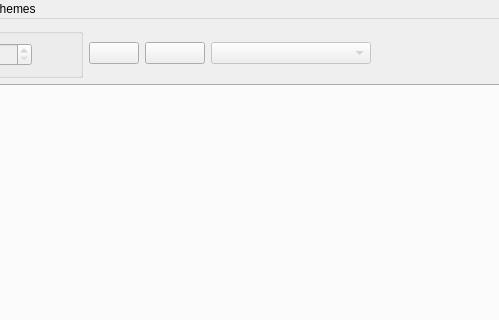
Qt form src/cfclient/ui/main.ui (cafeciaojoe/crazyflie-clients-python) before a commit; both pictures show x 328 to 827 and y 0 to 320 of the 1287 by 671 pixel window.
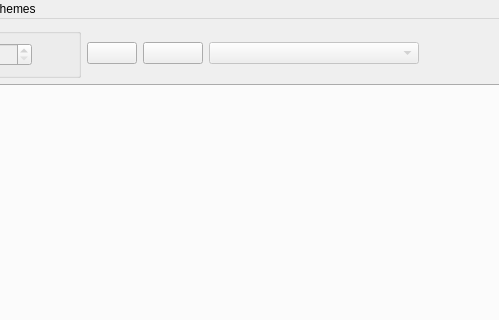
The same form after that commit. Custom widgets are drawn as their Qt base class.

Diff of the .ui file:
```diff
--- a/src/cfclient/ui/main.ui
+++ b/src/cfclient/ui/main.ui
@@ -40,7 +40,7 @@
         </property>
         <property name="minimumSize">
          <size>
-          <width>160</width>
+          <width>210</width>
           <height>0</height>
          </size>
         </property>
```
